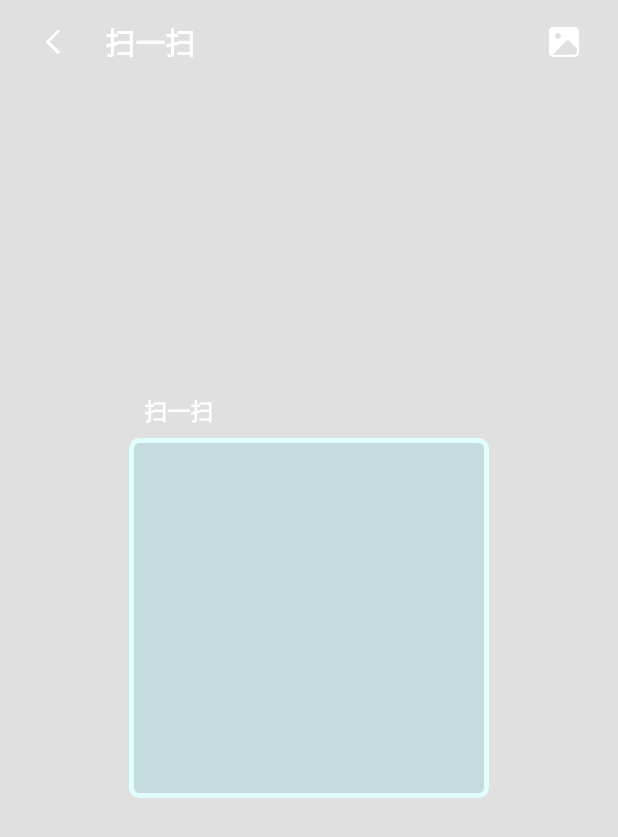
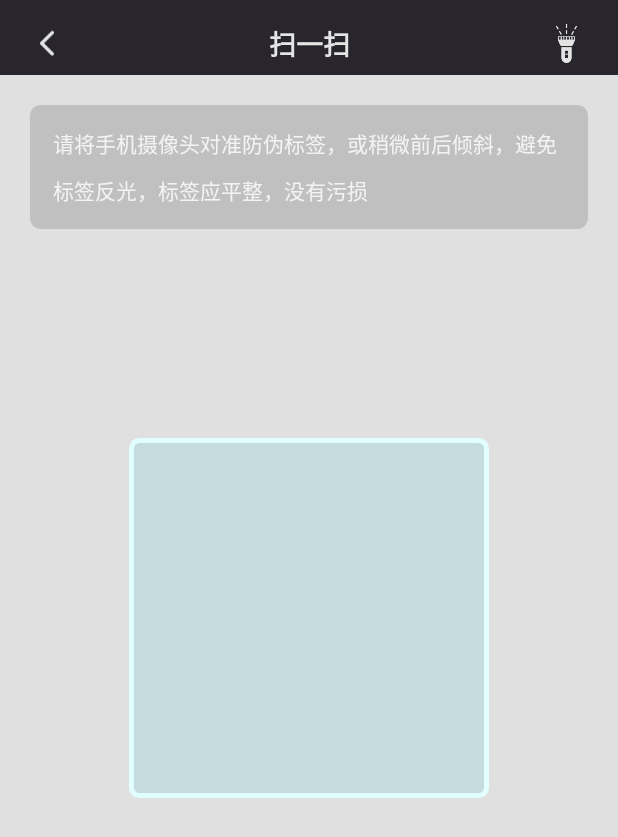
Before and after one commit to hehaihao/ScanSdk, an Android app: the HwScanApiActivity screen opened directly, with no data from a screen before it, on a phone screen of 412 x 824 dp. Shown: the top 837 px of the screen. Run offline under Robolectric (Android 15) with nearby library versions, the light colour scheme and no system bars; libraries missing offline, so code that uses them is left out: com.huawei.hms; 6 statements that could not run were skipped.

Commit message:
Change web and scan api.

```diff
--- a/build.gradle
+++ b/build.gradle
@@ -8,7 +8,6 @@ buildscript {
     dependencies {
         classpath "com.android.tools.build:gradle:4.0.1"
         classpath "com.github.dcendents:android-maven-gradle-plugin:1.5"
-        classpath 'com.huawei.agconnect:agcp:1.2.0.300'
         // NOTE: Do not place your application dependencies here; they belong
         // in the individual module build.gradle files
     }
--- a/scan_lib/build.gradle
+++ b/scan_lib/build.gradle
@@ -1,6 +1,5 @@
 apply plugin: 'com.android.library'
 apply plugin: 'com.github.dcendents.android-maven'
-apply plugin: 'com.huawei.agconnect'
 group = 'com.github.hehaihao'
 
 android {
@@ -27,6 +26,5 @@ android {
 
 dependencies {
     implementation fileTree(dir: "libs", include: ["*.jar"])
-    provided 'com.huawei.hms:scan:1.3.0.300'
-//    provided files('libs/zxing.jar')
+    implementation 'com.huawei.hms:scan:1.3.0.300'
 }
--- a/scan_lib/src/main/java/com/xm6leefun/scan_lib/HwScanApiActivity.java
+++ b/scan_lib/src/main/java/com/xm6leefun/scan_lib/HwScanApiActivity.java
@@ -5,6 +5,7 @@ import android.content.Intent;
 import android.graphics.Bitmap;
 import android.graphics.Rect;
 import android.os.Bundle;
+import android.os.Vibrator;
 import android.provider.MediaStore;
 import android.text.TextUtils;
 import android.util.DisplayMetrics;
@@ -12,14 +13,14 @@ import android.view.View;
 import android.widget.FrameLayout;
 import android.widget.ImageView;
 import android.widget.LinearLayout;
-import android.widget.Toast;
+import android.widget.TextView;
 
-import com.huawei.hms.hmsscankit.OnLightVisibleCallBack;
 import com.huawei.hms.hmsscankit.OnResultCallback;
 import com.huawei.hms.hmsscankit.RemoteView;
 import com.huawei.hms.hmsscankit.ScanUtil;
 import com.huawei.hms.ml.scan.HmsScan;
 import com.huawei.hms.ml.scan.HmsScanAnalyzerOptions;
+import com.xm6leefun.scan_lib.utils.CircularAnimUtil;
 
 import java.io.IOException;
 
@@ -27,26 +28,38 @@ public class HwScanApiActivity extends Activity {
 
     protected FrameLayout frameLayout;
     protected RemoteView remoteView;
-    protected ImageView backBtn;
-    protected ImageView imgBtn;
-    protected ImageView flushBtn;
     int mScreenWidth;
     int mScreenHeight;
     //The width and height of scan_view_finder is both 240 dp.
     final int SCAN_FRAME_SIZE = 240;
 
-    protected int[] img = {R.mipmap.flash_sel, R.mipmap.flash_sel};
-
     //Declare the key. It is used to obtain the value returned from Scan Kit.
     public static final String SCAN_RESULT = "scanResult";
-    public static final int REQUEST_CODE_PHOTO = 0X1113;
+    private static final int REQUEST_CODE_PHOTO = 0X1113;
+    public static final int SCAN_CODE = 0X1114;
+    private TextView tvTitle;
+    private ImageView imFlash;
+
+    public static void jump(Activity activity,View triggerView){
+        Intent intent = new Intent(activity,HwScanApiActivity.class);
+        CircularAnimUtil.startActivity(activity, intent, triggerView,R.color.tran, 100);
+    }
+    public static void jumpForResult(Activity activity,View triggerView){
+        Intent intent = new Intent(activity,HwScanApiActivity.class);
+        CircularAnimUtil.startActivityForResult(activity, intent, SCAN_CODE,triggerView,R.color.tran, 100);
+    }
+
     @Override
     protected void onCreate(Bundle savedInstanceState) {
         super.onCreate(savedInstanceState);
         setContentView(R.layout.activity_hw_scan_api);
         // Bind the camera preview screen.
         frameLayout = findViewById(R.id.rim);
-
+        tvTitle = findViewById(R.id.base_topBar_tv_title);
+        tvTitle.setText(getString(R.string.scan_api_title));
+        imFlash = findViewById(R.id.base_topBar_iv_right);
+        imFlash.setVisibility(View.VISIBLE);
+        imFlash.setImageResource(R.mipmap.flash_sel);
         //1. Obtain the screen density to calculate the viewfinder's rectangle.
         DisplayMetrics dm = getResources().getDisplayMetrics();
         float density = dm.density;
@@ -67,80 +80,44 @@ public class HwScanApiActivity extends Activity {
 
         //Initialize the RemoteView instance, and set callback for the scanning result.
         remoteView = new RemoteView.Builder().setContext(this).setBoundingBox(rect).setFormat(HmsScan.ALL_SCAN_TYPE).build();
-        // When the light is dim, this API is called back to display the flashlight switch.
-        flushBtn = findViewById(R.id.flush_btn);
-        remoteView.setOnLightVisibleCallback(new OnLightVisibleCallBack() {
-            @Override
-            public void onVisibleChanged(boolean visible) {
-                if(visible){
-                    flushBtn.setVisibility(View.VISIBLE);
-                }
-            }
-        });
         // Subscribe to the scanning result callback event.
         remoteView.setOnResultCallback(new OnResultCallback() {
             @Override
             public void onResult(HmsScan[] result) {
                 //Check the result.
-                if (result != null && result.length > 0 && result[0] != null && !TextUtils.isEmpty(result[0].getOriginalValue())) {
-                    Intent intent = new Intent();
-                    intent.putExtra(SCAN_RESULT, result[0]);
-                    setResult(RESULT_OK, intent);
-                    HwScanApiActivity.this.finish();
-                    Toast.makeText(HwScanApiActivity.this,result[0].getOriginalValue(),Toast.LENGTH_SHORT).show();
-                }
+                handleReulst(result);
             }
         });
         // Load the customized view to the activity.
         remoteView.onCreate(savedInstanceState);
         FrameLayout.LayoutParams params = new FrameLayout.LayoutParams(LinearLayout.LayoutParams.MATCH_PARENT, LinearLayout.LayoutParams.MATCH_PARENT);
         frameLayout.addView(remoteView, params);
-        // Set the back, photo scanning, and flashlight operations.
-        setBackOperation();
-        setPictureScanOperation();
-        setFlashOperation();
+    }
+
+    /**
+     * 处理扫描结果
+     * @param result
+     */
+    protected void handleReulst(HmsScan[] result){
+        //Check the result.
+        if (result != null && result.length > 0 && result[0] != null && !TextUtils.isEmpty(result[0].getOriginalValue())) {
+            Vibrator vibrator = (Vibrator)getSystemService(VIBRATOR_SERVICE);
+            vibrator.vibrate(100);
+            Intent intent = new Intent();
+            intent.putExtra(SCAN_RESULT, result[0]);
+            setResult(RESULT_OK, intent);
+            HwScanApiActivity.this.finish();
+        }
     }
 
     /**
      * Call the lifecycle management method of the remoteView activity.
      */
     protected void setPictureScanOperation() {
-        imgBtn = findViewById(R.id.img_btn);
-        imgBtn.setOnClickListener(new View.OnClickListener() {
-            @Override
-            public void onClick(View v) {
-                Intent pickIntent = new Intent(Intent.ACTION_PICK,
-                        MediaStore.Images.Media.EXTERNAL_CONTENT_URI);
-                pickIntent.setDataAndType(MediaStore.Images.Media.EXTERNAL_CONTENT_URI, "image/*");
-                HwScanApiActivity.this.startActivityForResult(pickIntent, REQUEST_CODE_PHOTO);
-
-            }
-        });
-    }
-
-    protected void setFlashOperation() {
-        flushBtn.setOnClickListener(new View.OnClickListener() {
-            @Override
-            public void onClick(View v) {
-                if (remoteView.getLightStatus()) {
-                    remoteView.switchLight();
-                    flushBtn.setImageResource(img[1]);
-                } else {
-                    remoteView.switchLight();
-                    flushBtn.setImageResource(img[0]);
-                }
-            }
-        });
-    }
-
-    protected void setBackOperation() {
-        backBtn = findViewById(R.id.back_img);
-        backBtn.setOnClickListener(new View.OnClickListener() {
-            @Override
-            public void onClick(View v) {
-                HwScanApiActivity.this.finish();
-            }
-        });
+        Intent pickIntent = new Intent(Intent.ACTION_PICK,
+                MediaStore.Images.Media.EXTERNAL_CONTENT_URI);
+        pickIntent.setDataAndType(MediaStore.Images.Media.EXTERNAL_CONTENT_URI, "image/*");
+        HwScanApiActivity.this.startActivityForResult(pickIntent, REQUEST_CODE_PHOTO);
     }
 
     /**
@@ -186,15 +163,23 @@ public class HwScanApiActivity extends Activity {
             try {
                 Bitmap bitmap = MediaStore.Images.Media.getBitmap(this.getContentResolver(), data.getData());
                 HmsScan[] hmsScans = ScanUtil.decodeWithBitmap(HwScanApiActivity.this, bitmap, new HmsScanAnalyzerOptions.Creator().setPhotoMode(true).create());
-                if (hmsScans != null && hmsScans.length > 0 && hmsScans[0] != null && !TextUtils.isEmpty(hmsScans[0].getOriginalValue())) {
-                    Intent intent = new Intent();
-                    intent.putExtra(SCAN_RESULT, hmsScans[0]);
-                    setResult(RESULT_OK, intent);
-                    HwScanApiActivity.this.finish();
-                }
+                handleReulst(hmsScans);
             } catch (IOException e) {
                 e.printStackTrace();
             }
         }
     }
+
+    /**
+     * 关闭当前界面
+     * @param view
+     */
+    public void close(View view) {
+        finish();
+    }
+
+    // 手电筒是否开启状态
+    public void rightClick(View view) {
+        remoteView.switchLight();
+    }
 }
--- a/scan_lib/src/main/res/layout/activity_hw_scan_api.xml
+++ b/scan_lib/src/main/res/layout/activity_hw_scan_api.xml
@@ -10,26 +10,11 @@
       android:layout_height="match_parent">
   </FrameLayout>
 
-
-  <RelativeLayout
-      android:layout_width="match_parent"
-      android:layout_height="200dp"
-      android:gravity="center_vertical">
-
-    <ImageView
-        android:id="@+id/flush_btn"
-        android:layout_width="48dp"
-        android:layout_height="48dp"
-        android:layout_alignParentBottom="true"
-        android:layout_centerHorizontal="true"
-        android:visibility="gone"
-        android:gravity="center"
-        android:src="@mipmap/flash_sel" />
-  </RelativeLayout>
-
   <RelativeLayout
       android:layout_width="match_parent"
       android:layout_height="match_parent">
+
+    <include layout="@layout/scan_sdk_top_bar"/>
 
     <ImageView
         android:layout_width="match_parent"
@@ -40,16 +25,15 @@
         android:alpha="0.1" />
 
     <TextView
-        android:layout_above="@id/scan_area"
-        android:layout_marginBottom="10dp"
-        android:layout_centerHorizontal="true"
-        android:text="@string/scan_api_title"
-        android:textAllCaps="false"
-        android:textColor="#FFFFFF"
-        android:textSize="15sp"
-        android:textStyle="bold"
-        android:layout_height="20dp"
-        android:layout_width="220dp" />
+        android:layout_width="match_parent"
+        android:layout_height="wrap_content"
+        android:background="@drawable/shape_rectangle_a1_50a"
+        android:textColor="#f3f3f6"
+        android:text="@string/scan_api_tips"
+        android:lineSpacingMultiplier="1.5"
+        android:layout_margin="20dp"
+        android:padding="15dp"
+        android:layout_below="@id/base_topBar_lin_main"/>
 
     <ImageView
         android:id="@+id/scan_area"
@@ -60,45 +44,4 @@
         android:background="@drawable/cloors" />
   </RelativeLayout>
 
-  <RelativeLayout
-      android:layout_width="match_parent"
-      android:layout_height="56dp"
-      android:gravity="center_vertical">
-
-
-    <TextView
-        android:layout_marginStart="10sp"
-        android:layout_toEndOf="@+id/back_img"
-        android:layout_width="match_parent"
-        android:layout_height="match_parent"
-        android:gravity="center_vertical"
-        android:text="@string/scan_api_title"
-        android:textAllCaps="false"
-        android:textColor="#FFFFFF"
-        android:textSize="20sp"
-        android:textStyle="bold" />
-
-    <ImageView
-        android:id="@+id/back_img"
-        android:layout_width="48dp"
-        android:layout_height="48dp"
-        android:padding="12dp"
-        android:layout_alignParentStart="true"
-        android:layout_marginStart="12dp"
-        android:layout_marginTop="4dp"
-        android:gravity="center"
-        android:src="@mipmap/back_white_icon" />
-
-    <ImageView
-        android:id="@+id/img_btn"
-        android:layout_width="48dp"
-        android:layout_height="48dp"
-        android:padding="12dp"
-        android:layout_alignParentEnd="true"
-        android:layout_marginEnd="12dp"
-        android:layout_marginTop="4dp"
-        android:gravity="center"
-        android:src="@mipmap/scan_api_select_photo" />
-  </RelativeLayout>
-
 </FrameLayout>
--- a/scan_lib/src/main/res/layout/activity_scan_api.xml
+++ b/scan_lib/src/main/res/layout/activity_scan_api.xml
@@ -39,7 +39,7 @@
             android:layout_height="wrap_content"
             android:background="@drawable/shape_rectangle_a1_50a"
             android:textColor="#f3f3f6"
-            android:text="请将手机摄像头对准防伪标签，或稍微前后倾斜，避免标签反光，标签应平整，没有污损"
+            android:text="@string/scan_api_tips"
             android:lineSpacingMultiplier="1.5"
             android:layout_margin="20dp"
             android:padding="15dp"
--- a/scan_lib/src/main/res/values/strings.xml
+++ b/scan_lib/src/main/res/values/strings.xml
@@ -2,4 +2,5 @@
     <string name="scan_api_title">扫一扫</string>
     <string name="scan_api_fail">扫码失败</string>
     <string name="scan_api_camera_not_init">摄像头未初始化，请稍后</string>
+    <string name="scan_api_tips">请将手机摄像头对准防伪标签，或稍微前后倾斜，避免标签反光，标签应平整，没有污损</string>
 </resources>
```
Also changed, not shown: scan_lib/src/main/java/com/xm6leefun/scan_lib/WebApiActivity.java (+16 -3 lines), 2 other files.
